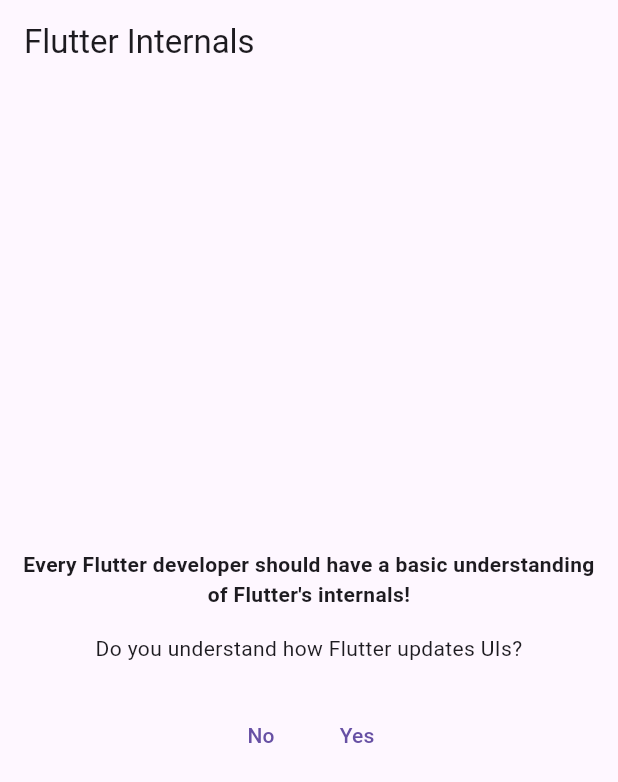
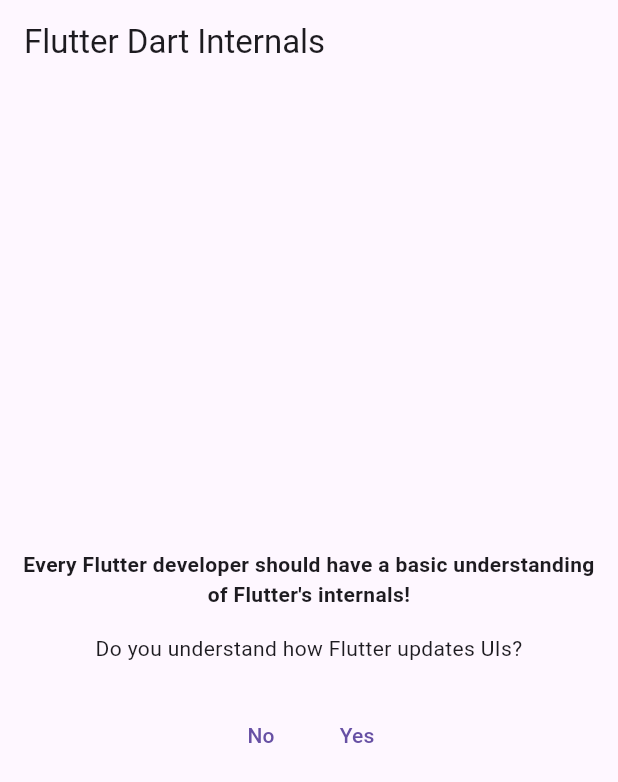
Before and after one commit to lancekian12/Flutter-Dart-Internals, a Flutter app: the screen it shows after launch, on a phone screen of 412 x 824 dp. Shown: the top 782 px of the screen. Run offline on Flutter 3.47's test engine with Material 3 defaults, Android fonts, the phone set to English and light mode, and no system bars.

Commit message:
changed app title

```diff
--- a/lib/main.dart
+++ b/lib/main.dart
@@ -15,7 +15,7 @@ class App extends StatelessWidget {
       theme: ThemeData(useMaterial3: true),
       home: Scaffold(
         appBar: AppBar(
-          title: const Text('Flutter Internals'),
+          title: const Text('Flutter Dart Internals'),
         ),
         body: const UIUpdatesDemo(),
       ),
```
